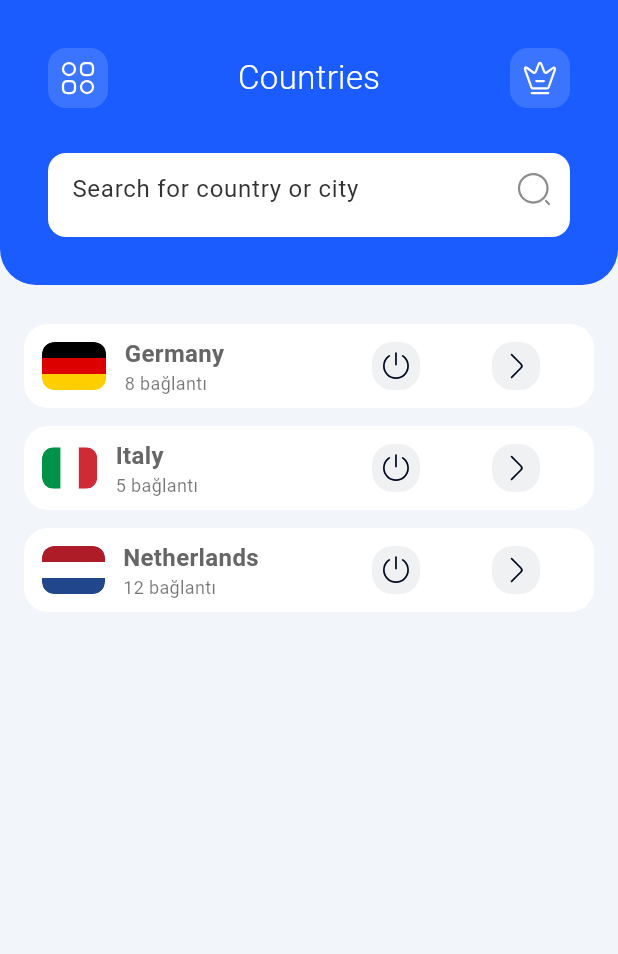
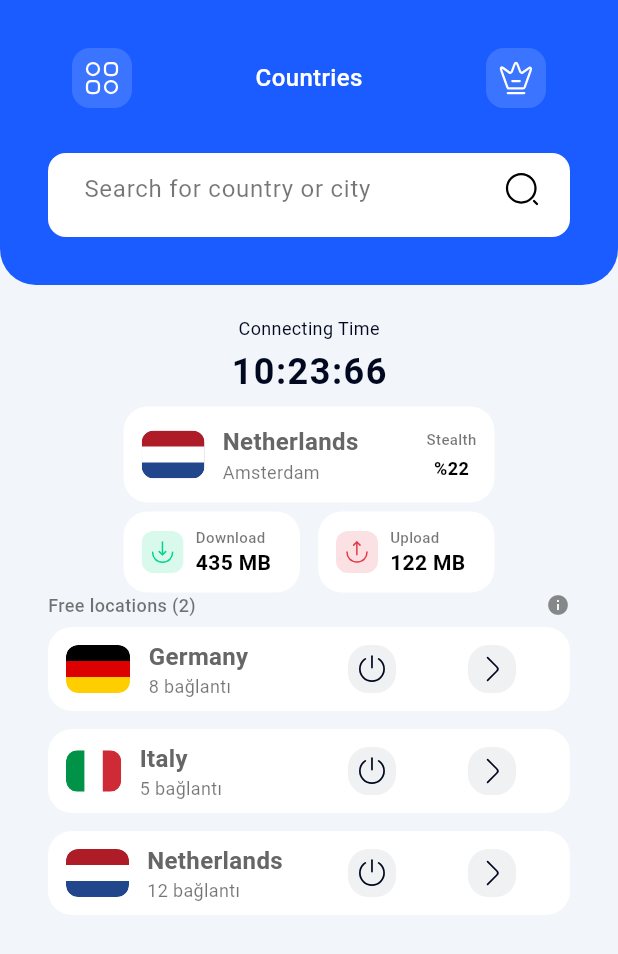
Before and after one commit to ofarukpamuk/vpn_case, a Flutter app: the screen it shows after launch, on a phone screen of 412 x 824 dp. Shown: the top 954 px of the screen. Run offline on Flutter 3.47's test engine with Material 3 defaults, Android fonts, the phone set to English and light mode, and no system bars; our stand-ins replace easy_localization, flutter_svg.

Commit message:
vpn connection info

```diff
--- a/lib/core/init/theme/app_colors.dart
+++ b/lib/core/init/theme/app_colors.dart
@@ -16,4 +16,5 @@ class AppColors {
   static const Color textMedium = Color(0xFF666666);
   static const Color white = Color(0xFFFFFFFF);
   static const Color buttonColor = Color(0xFF00091F);
+  static const Color primaryBlack = Color(0xFF00091F);
 }
--- /dev/null
+++ b/lib/features/home/connect_time.dart
@@ -0,0 +1,33 @@
+import 'package:flutter/material.dart';
+import 'package:vpn_case/core/init/theme/app_colors.dart';
+
+class ConnectingTimeWidget extends StatelessWidget {
+  const ConnectingTimeWidget({super.key});
+
+  @override
+  Widget build(BuildContext context) {
+    return Column(
+      crossAxisAlignment: CrossAxisAlignment.center,
+      children: [
+        const Text(
+          'Connecting Time',
+          style: TextStyle(
+            fontSize: 12,
+            color: AppColors.primaryBlack,
+            fontWeight: FontWeight.w400,
+          ),
+        ),
+        const SizedBox(height: 4),
+        const Text(
+          '10:23:66',
+          style: TextStyle(
+            fontSize: 24,
+            color: AppColors.primaryBlack,
+            fontWeight: FontWeight.bold,
+            letterSpacing: 1,
+          ),
+        ),
+      ],
+    );
+  }
+}
--- a/lib/features/home/custom_list_tile.dart
+++ b/lib/features/home/custom_list_tile.dart
@@ -22,7 +22,7 @@ class CustomCountryTile extends StatelessWidget {
   Widget build(BuildContext context) {
     return Container(
       height: 56,
-      margin: const EdgeInsets.symmetric(vertical: 6, horizontal: 16),
+      margin: const EdgeInsets.symmetric(vertical: 6),
       padding: const EdgeInsets.symmetric(horizontal: 12),
       decoration: BoxDecoration(
         color: Colors.white,
@@ -30,14 +30,11 @@ class CustomCountryTile extends StatelessWidget {
       ),
       child: Row(
         children: [
-          // Flag (SVG olarak)
           ClipRRect(
             borderRadius: BorderRadius.circular(8),
             child: SvgPicture.asset(flagAsset, fit: BoxFit.cover),
           ),
           const SizedBox(width: 12),
-
-          // Country Name & Location Count
           Expanded(
             child: Column(
               mainAxisAlignment: MainAxisAlignment.center,
--- a/lib/features/home/home_page.dart
+++ b/lib/features/home/home_page.dart
@@ -1,5 +1,6 @@
 import 'package:flutter/material.dart';
 import 'package:flutter_svg/flutter_svg.dart';
+import 'package:vpn_case/features/home/connect_time.dart';
 import 'package:vpn_case/features/home/custom_list_tile.dart';
 
 import '../../core/init/theme/app_colors.dart';
@@ -17,6 +18,29 @@ class VpnHomeScreen extends StatelessWidget {
         children: [
           _CustomHeader(),
           SizedBox(height: 20),
+          ConnectingTimeWidget(),
+          Location(
+            flagAsset: 'assets/flags/netherlands.svg',
+            countryName: 'Netherlands',
+            cityName: 'Amsterdam',
+            percentageText: '%22',
+          ),
+          Row(
+            mainAxisAlignment: MainAxisAlignment.center,
+            children: [
+              Speed(
+                iconAsset: 'assets/icons/download.svg',
+                label: 'Download',
+                value: '435 MB',
+              ),
+              SizedBox(width: 12),
+              Speed(
+                iconAsset: 'assets/icons/upload.svg',
+                label: 'Upload',
+                value: '122 MB',
+              ),
+            ],
+          ),
           _LocationListWidget(),
         ],
       ),
@@ -48,7 +72,9 @@ class _CustomHeader extends StatelessWidget {
           crossAxisAlignment: CrossAxisAlignment.center,
           children: [
             // Üst ikonlar ve başlık
-            Row(
+            Padding(
+              padding: const EdgeInsets.symmetric(horizontal: 16.0),
+              child: Row(
                 mainAxisAlignment: MainAxisAlignment.spaceBetween,
                 children: [
                   SvgPicture.asset(
@@ -60,8 +86,8 @@ class _CustomHeader extends StatelessWidget {
                     'Countries',
                     style: TextStyle(
                       color: Colors.white,
-                    fontSize: 22,
-                    fontWeight: FontWeight.w300,
+                      fontSize: 16,
+                      fontWeight: FontWeight.w500,
                     ),
                   ),
                   SvgPicture.asset(
@@ -71,11 +97,13 @@ class _CustomHeader extends StatelessWidget {
                   ),
                 ],
               ),
+            ),
             const SizedBox(height: 30),
 
             // Arama kutusu
             Container(
               height: 56,
+              padding: EdgeInsets.symmetric(horizontal: 8.0),
               decoration: BoxDecoration(
                 color: Colors.white,
                 borderRadius: BorderRadius.circular(12),
@@ -84,6 +112,7 @@ class _CustomHeader extends StatelessWidget {
                 decoration: InputDecoration(
                   hintText: 'Search for country or city',
                   border: InputBorder.none,
+                  hintStyle: TextStyle(color: Colors.black54),
                   contentPadding: const EdgeInsets.symmetric(
                     vertical: 12.0,
                     horizontal: 16.0,
@@ -93,7 +122,7 @@ class _CustomHeader extends StatelessWidget {
                     child: SvgPicture.asset(
                       'assets/icons/search.svg',
                       colorFilter: const ColorFilter.mode(
-                        Colors.black45,
+                        Colors.black,
                         BlendMode.srcIn,
                       ),
                     ),
@@ -112,30 +141,144 @@ class _CustomHeader extends StatelessWidget {
   }
 }
 
-class _StatusItem extends StatelessWidget {
-  final String label;
-  final String value;
+class Location extends StatelessWidget {
+  final String flagAsset;
+  final String countryName;
+  final String cityName;
+  final String percentageText; // örn: "%22"
 
-  const _StatusItem({required this.label, required this.value});
+  const Location({
+    Key? key,
+    required this.flagAsset,
+    required this.countryName,
+    required this.cityName,
+    required this.percentageText,
+  }) : super(key: key);
 
   @override
   Widget build(BuildContext context) {
-    return Column(
+    final screenWidth = MediaQuery.of(context).size.width;
+    return Container(
+      width: screenWidth * 0.6,
+      height: 64,
+      margin: const EdgeInsets.symmetric(vertical: 6, horizontal: 16),
+      padding: const EdgeInsets.symmetric(horizontal: 12),
+      decoration: BoxDecoration(
+        color: Colors.white,
+        borderRadius: BorderRadius.circular(16),
+      ),
+      child: Row(
+        children: [
+          // Flag
+          ClipRRect(
+            borderRadius: BorderRadius.circular(8),
+            child: SvgPicture.asset(flagAsset, fit: BoxFit.cover),
+          ),
+          const SizedBox(width: 12),
+
+          // Country + City
+          Expanded(
+            child: Column(
+              mainAxisAlignment: MainAxisAlignment.center,
+              crossAxisAlignment: CrossAxisAlignment.start,
               children: [
                 Text(
-          value,
+                  countryName,
                   style: const TextStyle(
-            color: Colors.white,
-            fontWeight: FontWeight.bold,
                     fontSize: 16,
+                    fontWeight: FontWeight.w600,
+                  ),
+                ),
+                Text(
+                  cityName, // ör: "Amsterdam"
+                  style: const TextStyle(fontSize: 12, color: Colors.black54),
+                ),
+              ],
+            ),
+          ),
+
+          Column(
+            mainAxisAlignment: MainAxisAlignment.center,
+            children: [
+              Text(
+                "Stealth",
+                style: const TextStyle(
+                  fontSize: 10,
+                  color: Colors.black54,
+                  fontWeight: FontWeight.w500,
                 ),
               ),
               const SizedBox(height: 4),
               Text(
-          label,
-          style: const TextStyle(color: Colors.white70, fontSize: 12),
+                percentageText, // ör: "%22"
+                style: const TextStyle(
+                  fontSize: 12,
+                  color: Colors.black,
+                  fontWeight: FontWeight.w700,
+                ),
               ),
             ],
+          ),
+        ],
+      ),
+    );
+  }
+}
+
+class Speed extends StatelessWidget {
+  final String iconAsset;
+  final String label;
+  final String value;
+
+  const Speed({
+    Key? key,
+    required this.iconAsset,
+    required this.label,
+    required this.value,
+  }) : super(key: key);
+
+  @override
+  Widget build(BuildContext context) {
+    final screenWidth = MediaQuery.of(context).size.width;
+
+    return Container(
+      width: (screenWidth * 0.6 - 12) / 2,
+      height: 54,
+      padding: const EdgeInsets.symmetric(horizontal: 12),
+      decoration: BoxDecoration(
+        color: Colors.white,
+        borderRadius: BorderRadius.circular(16),
+      ),
+      child: Row(
+        children: [
+          SvgPicture.asset(iconAsset, width: 28, height: 28),
+          const SizedBox(width: 8),
+          Expanded(
+            child: Column(
+              mainAxisAlignment: MainAxisAlignment.center,
+              crossAxisAlignment: CrossAxisAlignment.start,
+              children: [
+                Text(
+                  label,
+                  style: const TextStyle(
+                    fontSize: 10,
+                    color: Colors.black54,
+                    fontWeight: FontWeight.w500,
+                  ),
+                ),
+                Text(
+                  value,
+                  style: const TextStyle(
+                    fontSize: 14,
+                    fontWeight: FontWeight.bold,
+                    color: Colors.black,
+                  ),
+                ),
+              ],
+            ),
+          ),
+        ],
+      ),
     );
   }
 }
@@ -156,7 +299,27 @@ class _LocationListWidget extends StatelessWidget {
     ];
 
     return SizedBox(
-      height: 550,
+      height: 260,
+      child: Padding(
+        padding: const EdgeInsets.symmetric(horizontal: 32.0),
+        child: Column(
+          children: [
+            Row(
+              mainAxisAlignment: MainAxisAlignment.spaceBetween,
+              children: [
+                const Text(
+                  'Free locations (2)',
+                  style: TextStyle(
+                    color: Colors.black54,
+                    fontSize: 12,
+                    fontWeight: FontWeight.w500,
+                  ),
+                ),
+                Icon(Icons.info, size: 16, color: Colors.black45),
+              ],
+            ),
+
+            Expanded(
               child: ListView.builder(
                 itemCount: countries.length,
                 itemBuilder: (context, index) {
@@ -174,31 +337,9 @@ class _LocationListWidget extends StatelessWidget {
                   );
                 },
               ),
-    );
-  }
-}
-
-class _ConnectButton extends StatelessWidget {
-  const _ConnectButton();
-
-  @override
-  Widget build(BuildContext context) {
-    return ElevatedButton.icon(
-      onPressed: () {
-        // Bağlanma işlemi burada olacak
-      },
-      icon: SvgPicture.asset(
-        'assets/icons/connection.svg',
-        width: 24,
-        height: 24,
-        colorFilter: const ColorFilter.mode(AppColors.white, BlendMode.srcIn),
             ),
-      label: const Text('Bağlan'),
-      style: ElevatedButton.styleFrom(
-        backgroundColor: AppColors.primaryBlue,
-        padding: const EdgeInsets.symmetric(horizontal: 24, vertical: 12),
-        textStyle: const TextStyle(fontSize: 16),
-        shape: RoundedRectangleBorder(borderRadius: BorderRadius.circular(12)),
+          ],
+        ),
       ),
     );
   }
```
Also changed, not shown: assets/icons/download.svg (added), assets/icons/upload.svg (added). Lines whose indentation alone changed are shown as unchanged.
